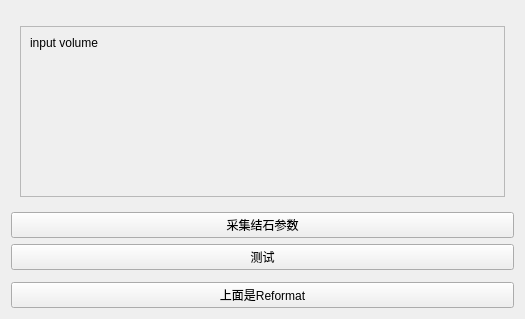
First picture: the form in Calculus/Resources/UI/qSlicerCalculusModuleWidget.ui, repository qimo601/exStone, before the edit.
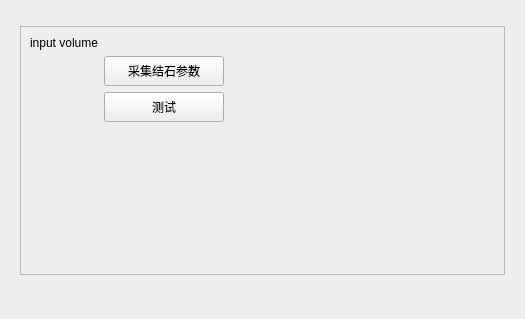
Second picture: the form after the edit. Custom widgets are drawn as their Qt base class.

The edit to the form file:
```diff
--- a/Calculus/Resources/UI/qSlicerCalculusModuleWidget.ui
+++ b/Calculus/Resources/UI/qSlicerCalculusModuleWidget.ui
@@ -13,7 +13,7 @@
   <property name="windowTitle">
    <string>Form</string>
   </property>
-  <layout class="QVBoxLayout" name="verticalLayout" stretch="5,0,0,0,0,0">
+  <layout class="QVBoxLayout" name="verticalLayout" stretch="5,0,0">
    <item>
     <widget class="ctkCollapsibleButton" name="CTKCollapsibleButton" native="true">
      <property name="text" stdset="0">
@@ -58,34 +58,60 @@
            </property>
           </widget>
          </item>
-        </layout>
-       </widget>
-      </item>
-     </layout>
-    </widget>
-   </item>
-   <item>
+         <item row="1" column="1">
     <widget class="QPushButton" name="acqStoneBtn">
+           <property name="minimumSize">
+            <size>
+             <width>0</width>
+             <height>30</height>
+            </size>
+           </property>
+           <property name="maximumSize">
+            <size>
+             <width>120</width>
+             <height>30</height>
+            </size>
+           </property>
      <property name="text">
       <string>采集结石参数</string>
      </property>
     </widget>
    </item>
-   <item>
+         <item row="2" column="1">
     <widget class="QPushButton" name="pushButton">
+           <property name="minimumSize">
+            <size>
+             <width>0</width>
+             <height>30</height>
+            </size>
+           </property>
+           <property name="maximumSize">
+            <size>
+             <width>120</width>
+             <height>30</height>
+            </size>
+           </property>
      <property name="text">
       <string>测试</string>
      </property>
     </widget>
    </item>
+        </layout>
+       </widget>
+      </item>
+     </layout>
+    </widget>
+   </item>
+   <item>
+    <widget class="ctkCollapsibleButton" name="CTKCollapsibleButton_2" native="true">
+     <property name="text" stdset="0">
+      <string>Reformat Area</string>
+     </property>
+     <layout class="QVBoxLayout" name="verticalLayout_4" stretch="0">
    <item>
     <widget class="qSlicerCalculusReformatWidget" name="reformatWidget" native="true"/>
    </item>
-   <item>
-    <widget class="QPushButton" name="pushButton_2">
-     <property name="text">
-      <string>上面是Reformat</string>
-     </property>
+     </layout>
     </widget>
    </item>
    <item>
```
Lines whose indentation alone changed are shown as unchanged.
